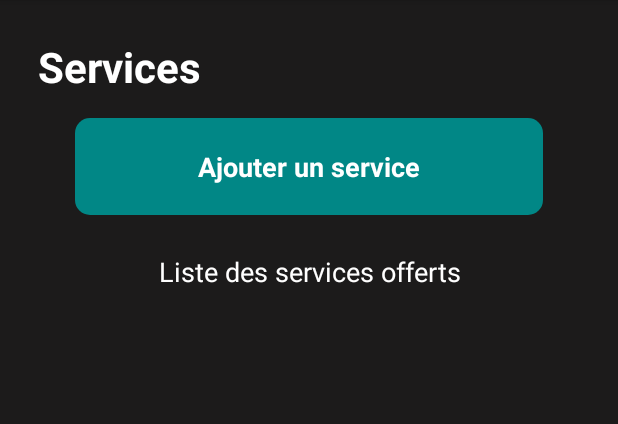
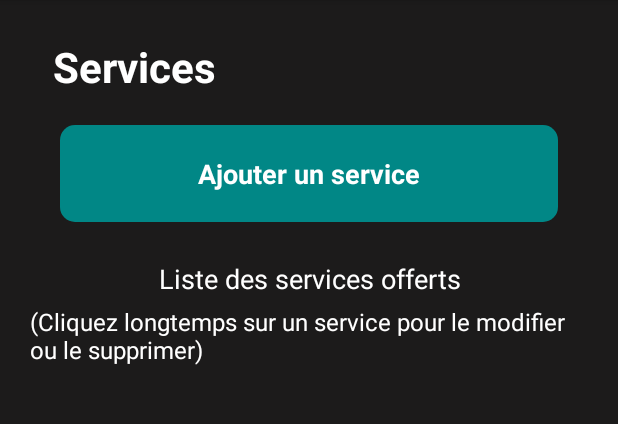
Before and after one commit to uOttawa-SEG2505-Fall2021/novigrad-project---part-1-g03, an Android app: the Services screen opened directly, with no data from a screen before it, on a phone screen of 412 x 824 dp, the part 84-508 px from its top. Run offline under Robolectric (Android 15) with nearby library versions, the phone set to English and light mode, and no system bars; our stand-ins replace Firebase (no records; nobody signed in at launch, a user with empty details on screens opened directly).

Commit message:
Implémentation pour afficher la liste de services
- Implémentation de la classe Service
- Implémentation du ServiceList
- Code de Services.java

```diff
--- a/App/app/src/main/java/com/example/novigrad/AddService.java
+++ b/App/app/src/main/java/com/example/novigrad/AddService.java
@@ -63,7 +63,7 @@ public class AddService extends AppCompatActivity {
         }
 
         if(nameContainsDigit){
-            Toast.makeText(this, "Le nom de service  ne devrait pas contenir de chiffres", Toast.LENGTH_LONG).show();
+            Toast.makeText(this, "Le nom de service ne devrait pas contenir de chiffres", Toast.LENGTH_LONG).show();
         }
         else if(!TextUtils.isEmpty(nom) && !TextUtils.isEmpty(infos) && !TextUtils.isEmpty(docs)) {
             String id = databaseServices.push().getKey();
--- /dev/null
+++ b/App/app/src/main/java/com/example/novigrad/ServiceList.java
@@ -0,0 +1,33 @@
+package com.example.novigrad;
+
+import android.app.Activity;
+import android.view.LayoutInflater;
+import android.view.View;
+import android.view.ViewGroup;
+import android.widget.ArrayAdapter;
+import android.widget.TextView;
+
+import java.util.List;
+
+public class ServiceList extends ArrayAdapter<Service> {
+
+    private Activity context;
+    List<Service> services;
+
+    public ServiceList(Activity context, List<Service> services) {
+        super(context, R.layout.layout_service_list, services);
+        this.context = context;
+        this.services = services;
+    }
+
+    @Override
+    public View getView(int position, View convertView, ViewGroup parent) {
+        LayoutInflater inflater = context.getLayoutInflater();
+        View listViewItem = inflater.inflate(R.layout.layout_service_list, null,true);
+        TextView serviceName = (TextView) listViewItem.findViewById(R.id.serviceName);
+
+        Service service = services.get(position);
+        serviceName.setText(service.getNomService());
+        return listViewItem;
+    }
+}
--- a/App/app/src/main/java/com/example/novigrad/Services.java
+++ b/App/app/src/main/java/com/example/novigrad/Services.java
@@ -5,13 +5,32 @@ import androidx.appcompat.app.AppCompatActivity;
 import android.content.Intent;
 import android.os.Bundle;
 import android.view.View;
+import android.widget.ListView;
+
+import com.google.firebase.database.DataSnapshot;
+import com.google.firebase.database.DatabaseError;
+import com.google.firebase.database.DatabaseReference;
+import com.google.firebase.database.FirebaseDatabase;
+import com.google.firebase.database.ValueEventListener;
+
+import java.util.ArrayList;
+import java.util.List;
 
 public class Services extends AppCompatActivity {
+
+    ListView listViewServices;
+    List<Service> services;
+    DatabaseReference databaseServices;
 
     @Override
     protected void onCreate(Bundle savedInstanceState) {
         super.onCreate(savedInstanceState);
         setContentView(R.layout.activity_services);
+
+        listViewServices = (ListView) findViewById(R.id.listViewServices);
+        services = new ArrayList<>();
+
+        databaseServices = FirebaseDatabase.getInstance().getReference("services");
     }
 
     public void onAddService(View view){
@@ -19,4 +38,29 @@ public class Services extends AppCompatActivity {
         startActivityForResult(intent, 0);
     }
 
+    @Override
+    protected void onStart() {
+        super.onStart();
+
+        databaseServices.addValueEventListener(new ValueEventListener() {
+            @Override
+            public void onDataChange(DataSnapshot dataSnapshot) {
+                services.clear();
+
+                for(DataSnapshot postSnapshot : dataSnapshot.getChildren()) {
+                    Service service = postSnapshot.getValue(Service.class);
+                    services.add(service);
+                }
+                ServiceList servicesAdapter = new ServiceList(Services.this, services);
+                listViewServices.setAdapter(servicesAdapter);
+            }
+
+            @Override
+            public void onCancelled(DatabaseError databaseError) {
+
+            }
+        });
+
+    }
+
 }
--- a/App/app/src/main/res/layout/activity_services.xml
+++ b/App/app/src/main/res/layout/activity_services.xml
@@ -8,14 +8,11 @@
     android:background="#1C1B1B"
     tools:context=".Services">
 
-    <ScrollView
+    <LinearLayout
         android:layout_width="match_parent"
         android:layout_height="match_parent"
-        android:padding="10dp">
-
-        <LinearLayout
-            android:layout_width="match_parent"
-            android:layout_height="wrap_content"
+        android:layout_marginTop="5dp"
+        android:layout_marginBottom="20dp"
         android:orientation="vertical">
 
 
@@ -23,16 +20,17 @@
             android:id="@+id/titlePage"
             android:layout_width="match_parent"
             android:layout_height="wrap_content"
-                android:layout_margin="15dp"
+            android:layout_marginLeft="35dp"
+            android:layout_marginTop="20dp"
+            android:layout_marginRight="35dp"
             android:text="Services"
             android:textColor="@color/white"
             android:textSize="28dp"
             android:textStyle="bold" />
 
-            <LinearLayout
+        <Space
             android:layout_width="match_parent"
-                android:layout_height="match_parent"
-                android:orientation="vertical">
+            android:layout_height="20dp" />
 
         <TextView
             android:id="@+id/btn"
@@ -63,19 +61,33 @@
 
         <Space
             android:layout_width="match_parent"
-                    android:layout_height="20dp" />
+            android:layout_height="5dp" />
+
+        <TextView
+            android:id="@+id/details"
+            android:layout_width="match_parent"
+            android:layout_height="wrap_content"
+            android:layout_marginLeft="20dp"
+            android:layout_marginRight="20dp"
+            android:text="@string/plusDeDétails"
+            android:textColor="@color/white"
+            android:textSize="16sp" />
+
+        <Space
+            android:layout_width="match_parent"
+            android:layout_height="15dp" />
 
         <ListView
 
             android:id="@+id/listViewServices"
             android:layout_width="match_parent"
             android:layout_height="wrap_content"
-                    android:layout_marginLeft="25dp"
-                    android:layout_marginRight="25dp"
+            android:layout_marginLeft="35dp"
+            android:layout_marginRight="35dp"
             android:background="#ACACAC"
-                    android:divider="@color/white"
-                    android:dividerHeight="1dp" />
+            android:divider="#1C1B1B"
+            android:dividerHeight="20dp" />
+
     </LinearLayout>
-        </LinearLayout>
-    </ScrollView>
+
 </RelativeLayout>
--- a/App/app/src/main/res/values/strings.xml
+++ b/App/app/src/main/res/values/strings.xml
@@ -29,4 +29,5 @@
     <string name="action_retour">Retourner à la page précédente</string>
     <string name="instructions_delete">Veuillez appuyer longtemps sur un compte pour le supprimer</string>
     <string name="phrase_services">Liste des services offerts</string>
+    <string name="plusDeDétails">(Cliquez longtemps sur un service pour le modifier ou le supprimer)</string>
 </resources>
```
Also changed, not shown: App/app/src/main/java/com/example/novigrad/Service.java (+8 -0 lines), App/app/src/main/res/drawable/rounded_services.xml (added, +7 -0 lines), App/app/src/main/res/layout/layout_service_list.xml (added, +19 -0 lines). Lines whose indentation alone changed are shown as unchanged.
